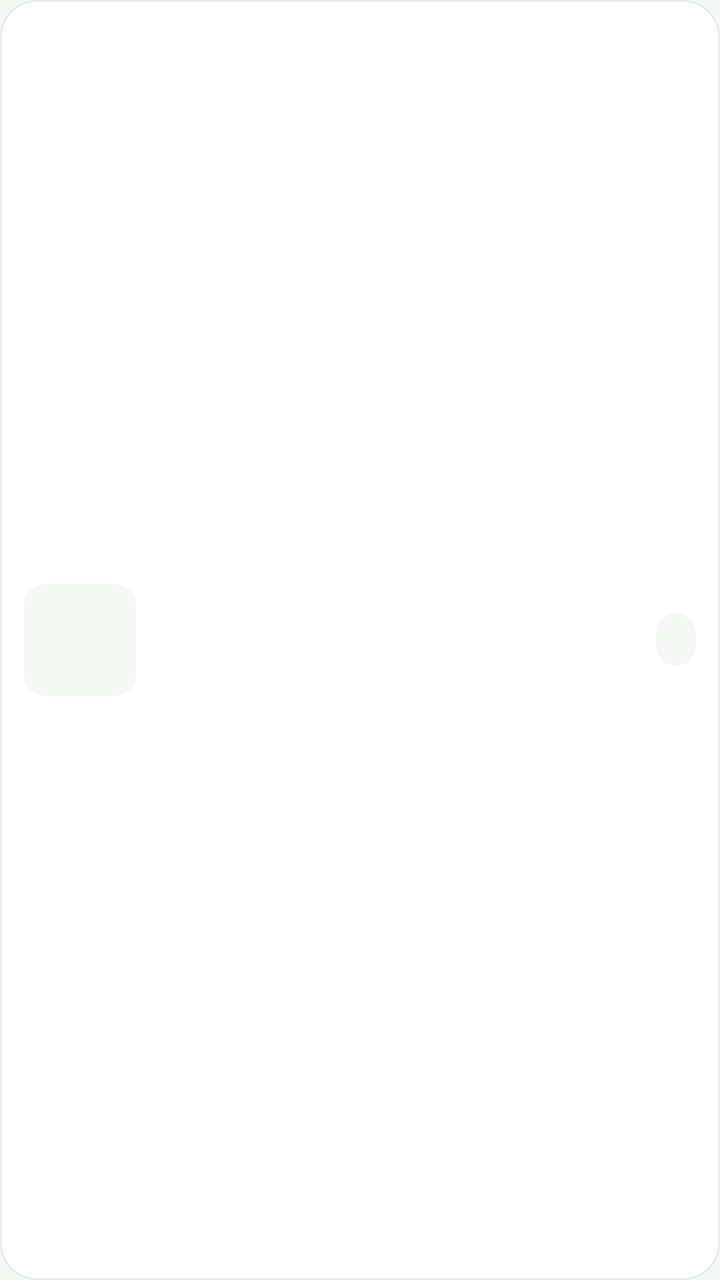
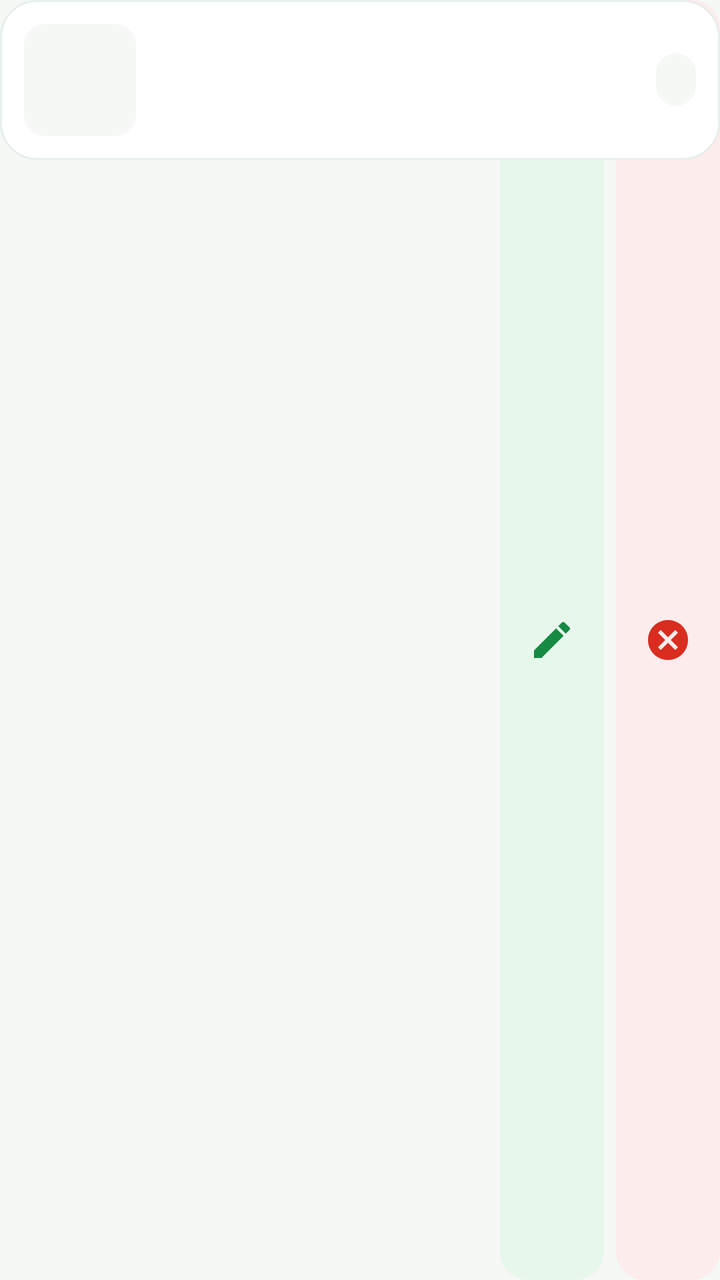

Two renders of the same Android screen: before a commit and after it. Below are the layout's source before the change and the commit's diff.
<!-- AndroidManifest.xml: application theme Theme.NutriTrack -->
<!-- res/layout/item_meal.xml -->
<?xml version="1.0" encoding="utf-8"?>
<LinearLayout xmlns:android="http://schemas.android.com/apk/res/android"
    android:layout_width="match_parent"
    android:layout_height="wrap_content"
    android:layout_marginBottom="10dp"
    android:background="@drawable/bg_card_white"
    android:gravity="center_vertical"
    android:orientation="horizontal"
    android:padding="12dp">

    <ImageView
        android:id="@+id/ivMealImage"
        android:layout_width="56dp"
        android:layout_height="56dp"
        android:background="@drawable/bg_qty_pill"
        android:clipToOutline="true"
        android:contentDescription="Food photo"
        android:padding="4dp"
        android:scaleType="fitCenter" />

    <LinearLayout
        android:layout_width="0dp"
        android:layout_height="wrap_content"
        android:layout_marginStart="12dp"
        android:layout_weight="1"
        android:orientation="vertical">

        <TextView
            android:id="@+id/tvMealName"
            android:layout_width="match_parent"
            android:layout_height="wrap_content"
            android:ellipsize="end"
            android:maxLines="1"
            android:textColor="@color/text_slate_900"
            android:textSize="14sp"
            android:textStyle="bold" />

        <TextView
            android:id="@+id/tvMealMeta"
            android:layout_width="wrap_content"
            android:layout_height="wrap_content"
            android:layout_marginTop="2dp"
            android:textColor="@color/text_slate_500"
            android:textSize="11.5sp"
            android:textStyle="bold" />

        <TextView
            android:id="@+id/tvMealTime"
            android:layout_width="wrap_content"
            android:layout_height="wrap_content"
            android:layout_marginTop="2dp"
            android:textColor="@color/text_slate_400"
            android:textSize="11sp" />
    </LinearLayout>

    <TextView
        android:id="@+id/tvMealQty"
        android:layout_width="wrap_content"
        android:layout_height="wrap_content"
        android:layout_marginStart="8dp"
        android:background="@drawable/bg_qty_pill"
        android:paddingStart="10dp"
        android:paddingTop="5dp"
        android:paddingEnd="10dp"
        android:paddingBottom="5dp"
        android:textColor="@color/text_slate_700"
        android:textSize="12sp"
        android:textStyle="bold" />
</LinearLayout>
<!-- resources referenced by this layout -->
<resources>
  <color name="text_slate_400">#94A3B8</color>
  <color name="text_slate_500">#64748B</color>
  <color name="text_slate_700">#334155</color>
  <color name="text_slate_900">#0F172A</color>
  <!-- drawable bg_card_white (drawable) -->
  <?xml version="1.0" encoding="utf-8"?>
  <shape xmlns:android="http://schemas.android.com/apk/res/android"
      android:shape="rectangle">
      <solid android:color="@color/card_background" />
      <stroke
          android:width="1dp"
          android:color="@color/card_border" />
      <corners android:radius="18dp" />
  </shape>
  <!-- drawable bg_qty_pill (drawable) -->
  <?xml version="1.0" encoding="utf-8"?>
  <shape xmlns:android="http://schemas.android.com/apk/res/android"
      android:shape="rectangle">
      <solid android:color="@color/background_light" />
      <corners android:radius="10dp" />
  </shape>
  <style name="Theme.NutriTrack" parent="Base.Theme.NutriTrack" />
  <color name="card_background">#FFFFFF</color>
  <color name="card_border">#E8EEEA</color>
  <color name="background_light">#F6F8F6</color>
  <style name="Base.Theme.NutriTrack" parent="Theme.Material3.DayNight.NoActionBar">
          <item name="colorPrimary">@color/primary</item>
          <item name="colorOnPrimary">@color/text_slate_900</item>
          <item name="android:statusBarColor">#1B4D25</item>
          <item name="android:windowLightStatusBar">false</item>
          <item name="android:windowBackground">@color/background_light</item>
      </style>
  <color name="primary">#13EC49</color>
</resources>

<!-- the commit's change to res/layout/item_meal.xml (unified diff, before → after) -->
@@ -1,69 +1,105 @@
 <?xml version="1.0" encoding="utf-8"?>
-<LinearLayout xmlns:android="http://schemas.android.com/apk/res/android"
+<FrameLayout xmlns:android="http://schemas.android.com/apk/res/android"
     android:layout_width="match_parent"
     android:layout_height="wrap_content"
-    android:layout_marginBottom="10dp"
-    android:background="@drawable/bg_card_white"
-    android:gravity="center_vertical"
-    android:orientation="horizontal"
-    android:padding="12dp">
+    android:layout_marginBottom="10dp">
 
-    <ImageView
-        android:id="@+id/ivMealImage"
-        android:layout_width="56dp"
-        android:layout_height="56dp"
-        android:background="@drawable/bg_qty_pill"
-        android:clipToOutline="true"
-        android:contentDescription="Food photo"
-        android:padding="4dp"
-        android:scaleType="fitCenter" />
+    
+    <LinearLayout
+        android:layout_width="wrap_content"
+        android:layout_height="match_parent"
+        android:layout_gravity="end|center_vertical"
+        android:gravity="center"
+        android:orientation="horizontal">
+
+        <ImageButton
+            android:id="@+id/btnMealEdit"
+            android:layout_width="52dp"
+            android:layout_height="match_parent"
+            android:background="@drawable/bg_edit_action"
+            android:contentDescription="Edit meal"
+            android:padding="14dp"
+            android:src="@drawable/ic_edit"
+            android:tint="#168A43" />
+
+        <ImageButton
+            android:id="@+id/btnMealDelete"
+            android:layout_width="52dp"
+            android:layout_height="match_parent"
+            android:layout_marginStart="6dp"
+            android:background="@drawable/bg_delete_action"
+            android:contentDescription="Delete meal"
+            android:padding="14dp"
+            android:src="@drawable/ic_close_circle"
+            android:tint="#D92D20" />
+    </LinearLayout>
 
     <LinearLayout
-        android:layout_width="0dp"
+        android:id="@+id/mealForeground"
+        android:layout_width="match_parent"
         android:layout_height="wrap_content"
-        android:layout_marginStart="12dp"
-        android:layout_weight="1"
-        android:orientation="vertical">
+        android:background="@drawable/bg_card_white"
+        android:gravity="center_vertical"
+        android:orientation="horizontal"
+        android:padding="12dp">
+
+        <ImageView
+            android:id="@+id/ivMealImage"
+            android:layout_width="56dp"
+            android:layout_height="56dp"
+            android:background="@drawable/bg_qty_pill"
+            android:clipToOutline="true"
+            android:contentDescription="Food photo"
+            android:padding="4dp"
+            android:scaleType="fitCenter" />
+
+        <LinearLayout
+            android:layout_width="0dp"
+            android:layout_height="wrap_content"
+            android:layout_marginStart="12dp"
+            android:layout_weight="1"
+            android:orientation="vertical">
+
+            <TextView
+                android:id="@+id/tvMealName"
+                android:layout_width="match_parent"
+                android:layout_height="wrap_content"
+                android:ellipsize="end"
+                android:maxLines="1"
+                android:textColor="@color/text_slate_900"
+                android:textSize="14sp"
+                android:textStyle="bold" />
+
+            <TextView
+                android:id="@+id/tvMealMeta"
+                android:layout_width="wrap_content"
+                android:layout_height="wrap_content"
+                android:layout_marginTop="2dp"
+                android:textColor="@color/text_slate_500"
+                android:textSize="11.5sp"
+                android:textStyle="bold" />
+
+            <TextView
+                android:id="@+id/tvMealTime"
+                android:layout_width="wrap_content"
+                android:layout_height="wrap_content"
+                android:layout_marginTop="2dp"
+                android:textColor="@color/text_slate_400"
+                android:textSize="11sp" />
+        </LinearLayout>
 
         <TextView
-            android:id="@+id/tvMealName"
-            android:layout_width="match_parent"
-            android:layout_height="wrap_content"
-            android:ellipsize="end"
-            android:maxLines="1"
-            android:textColor="@color/text_slate_900"
-            android:textSize="14sp"
-            android:textStyle="bold" />
-
-        <TextView
-            android:id="@+id/tvMealMeta"
+            android:id="@+id/tvMealQty"
             android:layout_width="wrap_content"
             android:layout_height="wrap_content"
-            android:layout_marginTop="2dp"
-            android:textColor="@color/text_slate_500"
-            android:textSize="11.5sp"
+            android:layout_marginStart="8dp"
+            android:background="@drawable/bg_qty_pill"
+            android:paddingStart="10dp"
+            android:paddingTop="5dp"
+            android:paddingEnd="10dp"
+            android:paddingBottom="5dp"
+            android:textColor="@color/text_slate_700"
+            android:textSize="12sp"
             android:textStyle="bold" />
-
-        <TextView
-            android:id="@+id/tvMealTime"
-            android:layout_width="wrap_content"
-            android:layout_height="wrap_content"
-            android:layout_marginTop="2dp"
-            android:textColor="@color/text_slate_400"
-            android:textSize="11sp" />
     </LinearLayout>
-
-    <TextView
-        android:id="@+id/tvMealQty"
-        android:layout_width="wrap_content"
-        android:layout_height="wrap_content"
-        android:layout_marginStart="8dp"
-        android:background="@drawable/bg_qty_pill"
-        android:paddingStart="10dp"
-        android:paddingTop="5dp"
-        android:paddingEnd="10dp"
-        android:paddingBottom="5dp"
-        android:textColor="@color/text_slate_700"
-        android:textSize="12sp"
-        android:textStyle="bold" />
-</LinearLayout>
+</FrameLayout>
<!-- resource entries referenced after the edit -->
@@ -14,6 +14,18 @@
           android:color="@color/card_border" />
       <corners android:radius="18dp" />
   </shape>
+  <!-- drawable bg_delete_action (drawable) -->
+  <?xml version="1.0" encoding="utf-8"?>
+  <shape xmlns:android="http://schemas.android.com/apk/res/android" android:shape="rectangle">
+      <solid android:color="#FDECEC" />
+      <corners android:radius="14dp" />
+  </shape>
+  <!-- drawable bg_edit_action (drawable) -->
+  <?xml version="1.0" encoding="utf-8"?>
+  <shape xmlns:android="http://schemas.android.com/apk/res/android" android:shape="rectangle">
+      <solid android:color="#E7F7EC" />
+      <corners android:radius="14dp" />
+  </shape>
   <!-- drawable bg_qty_pill (drawable) -->
   <?xml version="1.0" encoding="utf-8"?>
   <shape xmlns:android="http://schemas.android.com/apk/res/android"
@@ -21,10 +33,33 @@
       <solid android:color="@color/background_light" />
       <corners android:radius="10dp" />
   </shape>
+  <!-- drawable ic_close_circle (drawable) -->
+  <?xml version="1.0" encoding="utf-8"?>
+  <vector xmlns:android="http://schemas.android.com/apk/res/android"
+      android:width="24dp"
+      android:height="24dp"
+      android:viewportWidth="24"
+      android:viewportHeight="24">
+      <path
+          android:fillColor="@color/text_slate_400"
+          android:pathData="M12,2C6.47,2 2,6.47 2,12s4.47,10 10,10 10,-4.47 10,-10S17.53,2 12,2zM17,15.59L15.59,17 12,13.41 8.41,17 7,15.59 10.59,12 7,8.41 8.41,7 12,10.59 15.59,7 17,8.41 13.41,12 17,15.59z" />
+  </vector>
+  <!-- drawable ic_edit (drawable) -->
+  <?xml version="1.0" encoding="utf-8"?>
+  <vector xmlns:android="http://schemas.android.com/apk/res/android"
+      android:width="24dp"
+      android:height="24dp"
+      android:viewportWidth="24"
+      android:viewportHeight="24">
+      <path
+          android:fillColor="@color/nav_active"
+          android:pathData="M3,17.25V21h3.75L17.81,9.94l-3.75,-3.75L3,17.25zM20.71,7.04c0.39,-0.39 0.39,-1.02 0,-1.41l-2.34,-2.34c-0.39,-0.39 -1.02,-0.39 -1.41,0l-1.83,1.83 3.75,3.75 1.83,-1.83z" />
+  </vector>
   <style name="Theme.NutriTrack" parent="Base.Theme.NutriTrack" />
   <color name="card_background">#FFFFFF</color>
   <color name="card_border">#E8EEEA</color>
   <color name="background_light">#F6F8F6</color>
+  <color name="nav_active">#0B7A28</color>
   <style name="Base.Theme.NutriTrack" parent="Theme.Material3.DayNight.NoActionBar">
           <item name="colorPrimary">@color/primary</item>
           <item name="colorOnPrimary">@color/text_slate_900</item>
